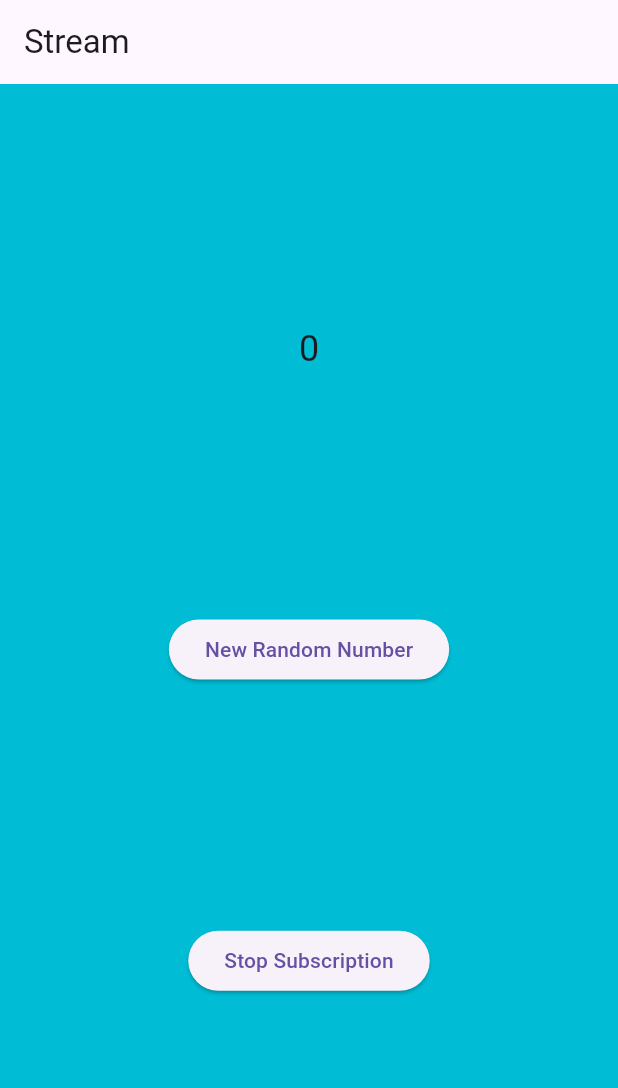
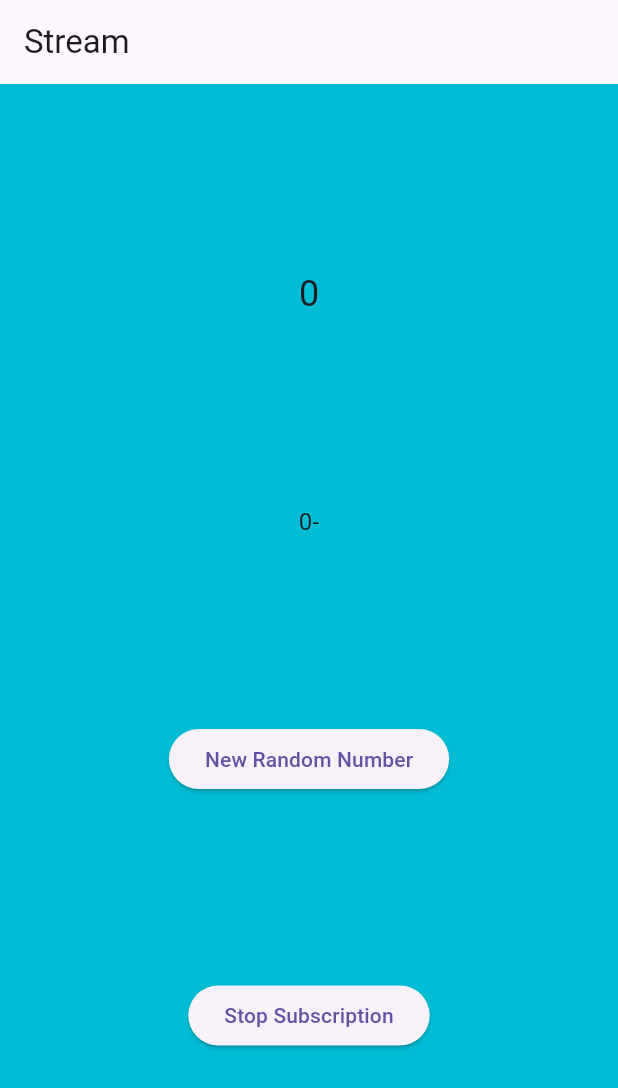
Before and after one commit to kaedehara2/streams_projekdart, a Flutter app: the screen it shows after launch, after a tap on "New Random Number", on a phone screen of 412 x 824 dp. Shown: the top 1088 px of the screen. Run offline on Flutter 3.47's test engine with Material 3 defaults, Android fonts, the phone set to English and light mode, and no system bars.

Commit message:
P4 Jawaban Soal 10 dan 11

```diff
--- a/lib/main.dart
+++ b/lib/main.dart
@@ -38,6 +38,8 @@ class _StreamHomePageState extends State<StreamHomePage> {
   late NumberStream numberStream;
   late StreamTransformer<int, int> transformer;
   late StreamSubscription subscription;
+  late StreamSubscription subscription2; // ✅ listener kedua
+  String values = ''; // ✅ untuk menyimpan angka-angka
 
   void stopStream() {
     numberStreamController.close();
@@ -45,15 +47,25 @@ class _StreamHomePageState extends State<StreamHomePage> {
 
   @override
   void initState() {
-    super.initState(); // ✅ dipanggil sekali di awal
+    super.initState();
 
     numberStream = NumberStream();
     numberStreamController = numberStream.controller;
 
-    Stream<int> stream = numberStreamController.stream;
+    // ✅ Ubah menjadi broadcast stream
+    Stream<int> stream = numberStreamController.stream.asBroadcastStream();
+
+    // ✅ Listener pertama
     subscription = stream.listen((event) {
       setState(() {
         lastNumber = event;
+      });
+    });
+
+    // ✅ Listener kedua: Menyimpan angka ke variabel values
+    subscription2 = stream.listen((event) {
+      setState(() {
+        values += '$event-';
       });
     });
 
@@ -112,6 +124,7 @@ class _StreamHomePageState extends State<StreamHomePage> {
   void dispose() {
     numberStreamController.close();
     subscription.cancel();
+    subscription2.cancel(); // ✅ batalkan listener kedua
     super.dispose(); // ✅ terakhir
   }
 
@@ -160,6 +173,10 @@ class _StreamHomePageState extends State<StreamHomePage> {
                 lastNumber.toString(),
                 style: const TextStyle(fontSize: 24),
               ),
+              Text(
+                values, // ✅ Tampilkan deretan angka
+                style: const TextStyle(fontSize: 16),
+              ),
               ElevatedButton(
                 onPressed: () => addRandomNumber(),
                 child: const Text('New Random Number'),
@@ -172,7 +189,6 @@ class _StreamHomePageState extends State<StreamHomePage> {
               ),
             ],
           ),
-
         ),
       ),
     );
```
Also changed, not shown: assets/sstugas4.png (added), screencapture/hasilgif5.gif (added), 1 other file. Lines whose indentation alone changed are shown as unchanged.
